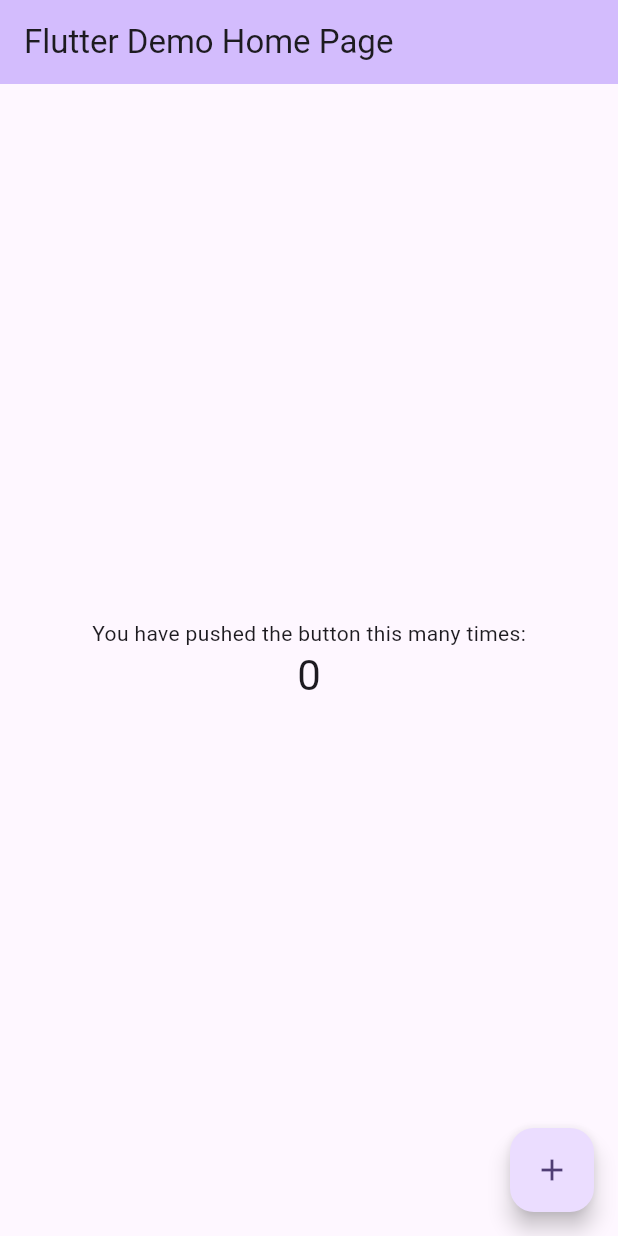
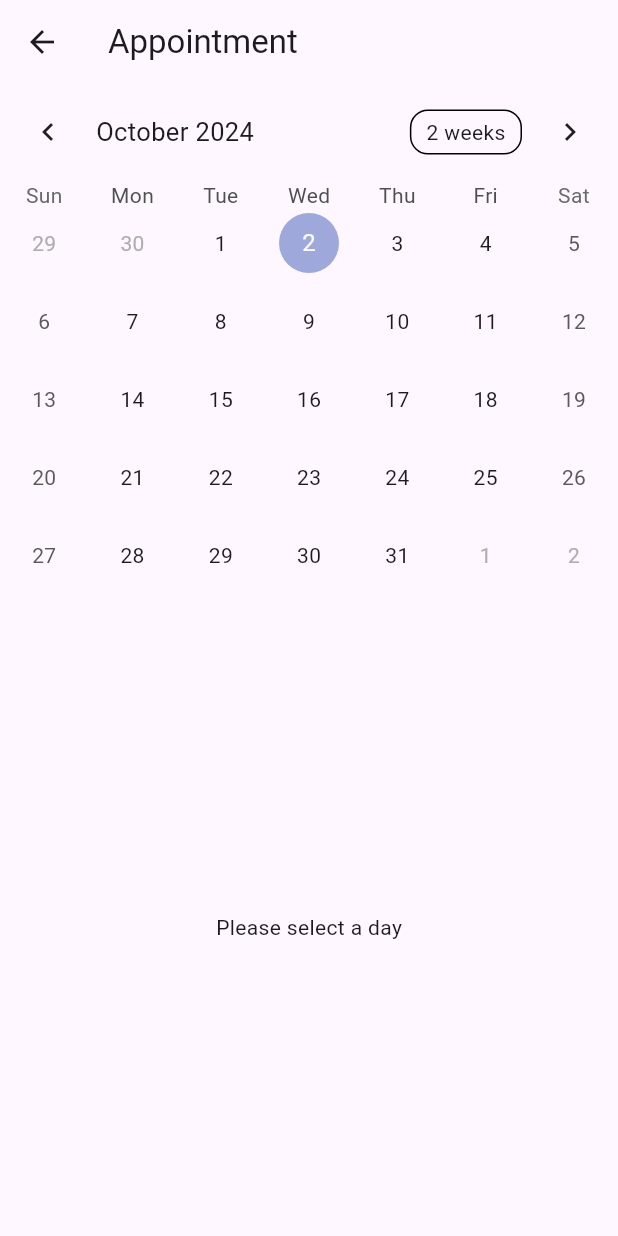
Before and after one commit to Tonydecarvalho/HealthSyncyCare, a Flutter app: the screen it shows after launch, on a phone screen of 412 x 824 dp. Run offline on Flutter 3.47's test engine with Material 3 defaults, Android fonts, the phone set to English and light mode, and no system bars; drawn by our look-alikes of table_calendar.

Commit message:
Appointmentpage v1

```diff
--- a/lib/main.dart
+++ b/lib/main.dart
@@ -1,4 +1,5 @@
 import 'package:flutter/material.dart';
+import 'package:healthsyncycare/pages/appointment.dart';
 
 void main() {
   runApp(const MyApp());
@@ -31,7 +32,7 @@
         colorScheme: ColorScheme.fromSeed(seedColor: Colors.deepPurple),
         useMaterial3: true,
       ),
-      home: const MyHomePage(title: 'Flutter Demo Home Page'),
+      home: AppointmentPage(),
     );
   }
 }
--- /dev/null
+++ b/lib/pages/appointment.dart
@@ -0,0 +1,247 @@
+import 'package:flutter/material.dart';
+import 'package:table_calendar/table_calendar.dart';
+
+class AppointmentPage extends StatefulWidget {
+  const AppointmentPage({super.key});
+
+  @override
+  _AppointmentPageState createState() => _AppointmentPageState();
+}
+
+class _AppointmentPageState extends State<AppointmentPage> {
+  // Current format of the calendar (month, week, or two weeks)
+  CalendarFormat _calendarFormat = CalendarFormat.month;
+
+  // The currently focused day displayed in the calendar
+  DateTime _focusedDay = DateTime.now();
+
+  // The day selected by the user
+  DateTime? _selectedDay;
+
+  // The time slot selected by the user
+  String? _selectedTime;
+
+  // Flag to indicate if the appointment is in the process of being saved
+  bool _isSaving = false;
+
+  // Mock available times with their booked status for demonstration purposes (Later replaced by data from database)
+  final Map<DateTime, List<Map<String, dynamic>>> _availableTimes = {
+    DateTime.utc(DateTime.now().year, DateTime.now().month, DateTime.now().day):
+        [
+      {'time': '10:00', 'isBooked': false},
+      {'time': '11:30', 'isBooked': true},
+      {'time': '14:00', 'isBooked': false},
+      {'time': '15:30', 'isBooked': false},
+      {'time': '16:30', 'isBooked': false},
+      {'time': '17:30', 'isBooked': false},
+    ],
+    DateTime.utc(
+        DateTime.now().year, DateTime.now().month, DateTime.now().day + 1): [
+      {'time': '9:00', 'isBooked': false},
+      {'time': '13:00', 'isBooked': true},
+    ],
+  };
+
+  // Retrieves the available times for a selected day
+  List<Map<String, dynamic>> _getAvailableTimesForDay(DateTime day) {
+    return _availableTimes[DateTime.utc(day.year, day.month, day.day)] ?? [];
+  }
+
+  // Handles the selection of a day in the calendar
+  void _onDaySelected(DateTime selectedDay, DateTime focusedDay) {
+    setState(() {
+      _selectedDay = selectedDay; // Update selected day
+      _focusedDay = focusedDay; // Update focused day
+      _selectedTime = null; // Reset selected time
+      _isSaving = false; // Reset saving flag
+    });
+  }
+
+  // Handles the selection of a time slot
+  void _onTimeSlotSelected(Map<String, dynamic> timeData) {
+    if (!timeData['isBooked']) {
+      // Only proceed if the time is not booked
+      setState(() {
+        _selectedTime = timeData['time']; // Set the selected time
+        _isSaving = true; // Set saving flag to true
+      });
+    }
+  }
+
+  // Displays a confirmation dialog before saving the appointment
+  void _confirmAppointment(BuildContext context) {
+    showDialog(
+      context: context,
+      builder: (BuildContext context) {
+        return AlertDialog(
+          title: const Text('Confirm Appointment'),
+          content:
+              const Text('Are you sure you want to save this appointment?'),
+          actions: [
+            TextButton(
+              onPressed: () =>
+                  Navigator.of(context).pop(), // Close dialog without saving
+              child: const Text('Cancel'),
+            ),
+            ElevatedButton(
+              onPressed: () {
+                setState(() {
+                  // Mark the selected time as booked in the available times
+                  final timesForDay = _availableTimes[DateTime.utc(
+                      _selectedDay!.year,
+                      _selectedDay!.month,
+                      _selectedDay!.day)];
+                  final timeIndex = timesForDay!
+                      .indexWhere((time) => time['time'] == _selectedTime);
+                  if (timeIndex != -1) {
+                    timesForDay[timeIndex]['isBooked'] =
+                        true; // Update booked status
+                  }
+                  ScaffoldMessenger.of(context).showSnackBar(const SnackBar(
+                      content:
+                          Text('Appointment saved and marked as booked!')));
+                  _isSaving = false; // Hide the Save Appointment button
+                });
+                Navigator.of(context).pop(); // Close confirmation dialog
+              },
+              style: ElevatedButton.styleFrom(backgroundColor: Colors.green),
+              child: const Text('Confirm'),
+            ),
+          ],
+        );
+      },
+    );
+  }
+
+  @override
+  Widget build(BuildContext context) {
+    return Scaffold(
+      appBar: AppBar(
+        leading: IconButton(
+          icon: const Icon(Icons.arrow_back),
+          onPressed: () {}, // Add navigation logic if needed
+        ),
+        title: const Text('Appointment'),
+      ),
+      body: Column(
+        children: [
+          // Display the calendar widget
+          TableCalendar(
+            focusedDay: _focusedDay,
+            firstDay: DateTime(2022),
+            lastDay: DateTime(2030),
+            calendarFormat: _calendarFormat,
+            selectedDayPredicate: (day) => isSameDay(_selectedDay, day),
+            onDaySelected: _onDaySelected,
+            onFormatChanged: (format) =>
+                setState(() => _calendarFormat = format),
+            onPageChanged: (focusedDay) => _focusedDay = focusedDay,
+          ),
+          const SizedBox(height: 16.0),
+          // Show available times for the selected date
+          Expanded(
+            child: _selectedDay == null
+                ? const Center(
+                    child: Text(
+                        'Please select a day')) // Prompt user to select a day
+                : Column(
+                    crossAxisAlignment: CrossAxisAlignment.start,
+                    children: [
+                      Padding(
+                        padding: const EdgeInsets.all(8.0),
+                        child: Text(
+                          'Available times for ${_selectedDay!.toLocal().day}-${_selectedDay!.toLocal().month}-${_selectedDay!.toLocal().year}',
+                          style: const TextStyle(
+                              fontSize: 16, fontWeight: FontWeight.bold),
+                        ),
+                      ),
+                      Expanded(
+                        child: GridView.builder(
+                          gridDelegate:
+                              const SliverGridDelegateWithFixedCrossAxisCount(
+                                  crossAxisCount: 3, childAspectRatio: 2),
+                          itemCount:
+                              _getAvailableTimesForDay(_selectedDay!).length,
+                          itemBuilder: (context, index) {
+                            final timeData =
+                                _getAvailableTimesForDay(_selectedDay!)[index];
+
+                            return GestureDetector(
+                              onTap: () => _onTimeSlotSelected(
+                                  timeData), // Select the time slot
+                              child: Container(
+                                padding: const EdgeInsets.all(1),
+                                margin: const EdgeInsets.all(8),
+                                decoration: BoxDecoration(
+                                  color: timeData['isBooked']
+                                      ? Colors.redAccent
+                                      : Colors
+                                          .lightGreen, // Color indicates booked status
+                                  border: Border.all(
+                                    color: _selectedTime == timeData['time'] &&
+                                            !timeData['isBooked']
+                                        ? Colors.green.shade900
+                                        : Colors.transparent,
+                                    width: 4,
+                                  ),
+                                  boxShadow: _selectedTime == timeData['time']
+                                      ? [
+                                          const BoxShadow(
+                                              color: Colors.black26,
+                                              blurRadius: 6)
+                                        ]
+                                      : [],
+                                  borderRadius: BorderRadius.circular(12),
+                                ),
+                                child: Center(
+                                  child: Row(
+                                    mainAxisAlignment: MainAxisAlignment.center,
+                                    children: [
+                                      Icon(
+                                          timeData['isBooked']
+                                              ? Icons.lock
+                                              : Icons.access_time,
+                                          color: Colors
+                                              .white), // Icon indicates booked status
+                                      const SizedBox(width: 8),
+                                      Text(timeData['time'],
+                                          style: const TextStyle(
+                                              fontSize: 18,
+                                              color: Colors.white),
+                                          textAlign: TextAlign.center),
+                                    ],
+                                  ),
+                                ),
+                              ),
+                            );
+                          },
+                        ),
+                      ),
+                    ],
+                  ),
+          ),
+          // Display the Save button if a time slot is selected
+          if (_isSaving)
+            Padding(
+              padding: const EdgeInsets.all(16.0),
+              child: SizedBox(
+                width: double.infinity,
+                height: 60,
+                child: ElevatedButton(
+                  onPressed: () =>
+                      _confirmAppointment(context), // Confirm the appointment
+                  style: ElevatedButton.styleFrom(
+                    backgroundColor: const Color.fromARGB(255, 120, 74, 195),
+                    shape: RoundedRectangleBorder(
+                        borderRadius: BorderRadius.circular(12)),
+                  ),
+                  child: const Text('Save Appointment',
+                      style: TextStyle(fontSize: 24, color: Colors.white)),
+                ),
+              ),
+            ),
+        ],
+      ),
+    );
+  }
+}
--- a/pubspec.yaml
+++ b/pubspec.yaml
@@ -35,6 +35,7 @@ dependencies:
   # The following adds the Cupertino Icons font to your application.
   # Use with the CupertinoIcons class for iOS style icons.
   cupertino_icons: ^1.0.8
+  table_calendar: ^3.1.2
 
 dev_dependencies:
   flutter_test:
```
Also changed, not shown: pubspec.lock.
